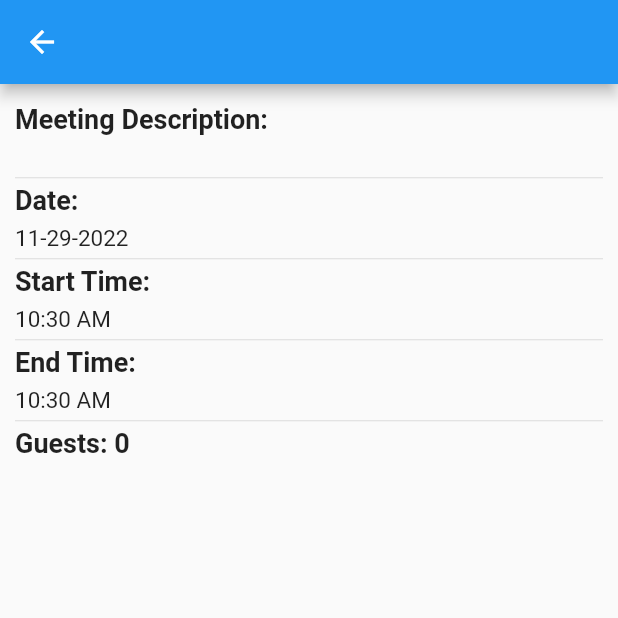
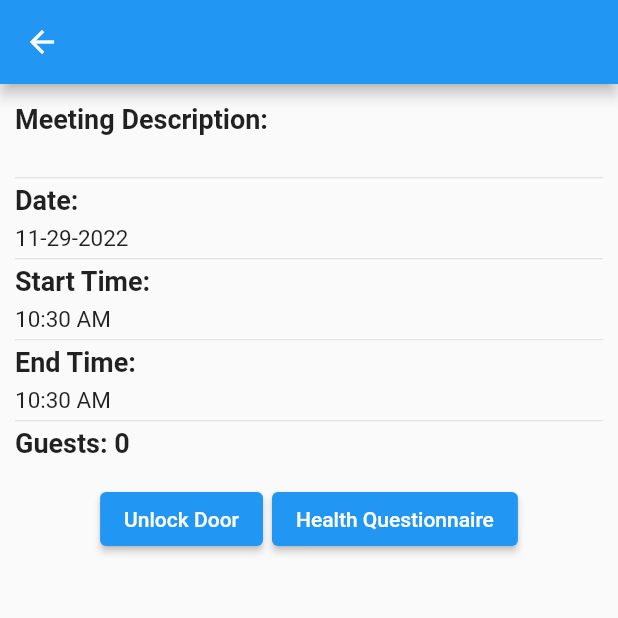
Before and after one commit to CSC4350-MW1/VirusValidate, a Flutter app: the GuestMeetingDetails screen opened directly with empty values, on a phone screen of 412 x 824 dp, the top half of it. Run offline on Flutter 3.47's test engine with Material 2 defaults, Android fonts, the phone set to English and light mode, and no system bars; our stand-ins replace cloud_firestore, firebase_auth, firebase_core; accounts and stored records are empty.

Commit message:
Added buttons to guest meeting details

```diff
--- a/virus_validate/lib/pages/meeting_details.dart
+++ b/virus_validate/lib/pages/meeting_details.dart
@@ -113,6 +113,30 @@ class _GuestMeetingDetailsState extends State<GuestMeetingDetails> {
               myStandardText(myTimeFormat.format(widget.meeting.endTime)),
               const Divider(height: 3.0,),
               myHeaderText('Guests: ${widget.meeting.guestList.length}'),
+              const SizedBox(height: 10.0,),
+              Row(
+                mainAxisAlignment: MainAxisAlignment.center,
+                children: [
+                  Padding(
+                    padding: const EdgeInsets.all(3.0),
+                    child: ElevatedButton(
+                      onPressed: (() {
+
+                      }),
+                      child: const Text("Unlock Door")
+                    ),
+                  ),
+                  Padding(
+                    padding: const EdgeInsets.all(3.0),
+                    child: ElevatedButton(
+                      onPressed: (() {
+
+                      }),
+                      child: const Text("Health Questionnaire")
+                    ),
+                  ),
+                ],
+              )
             ],
           ),
         )
```
